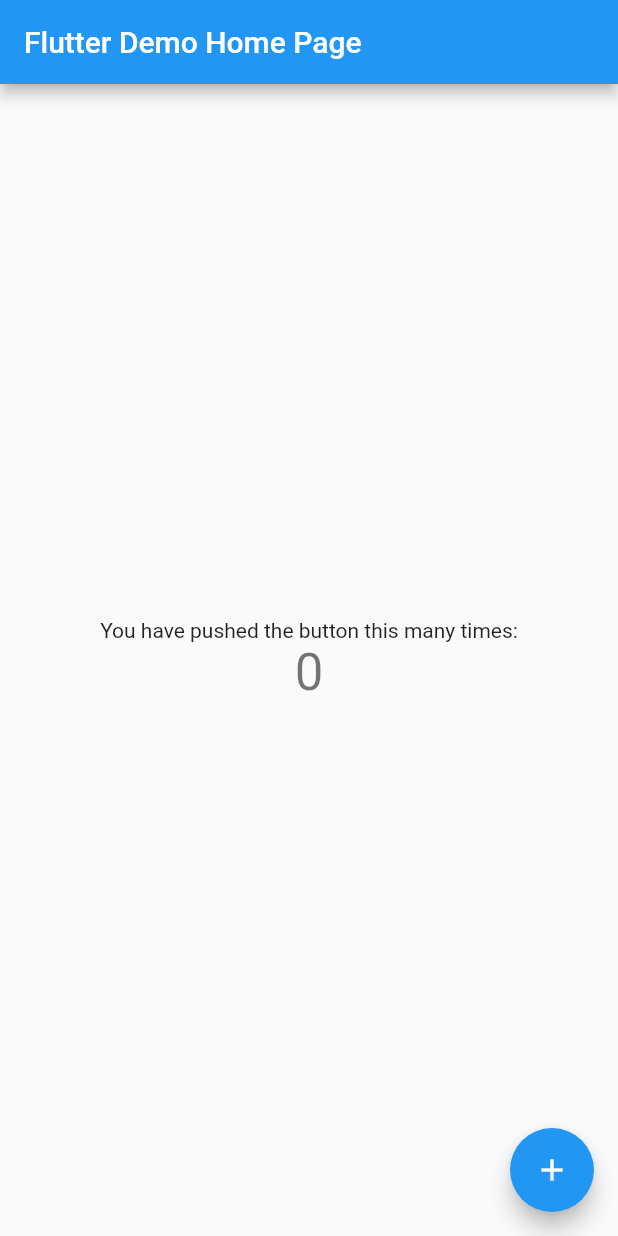
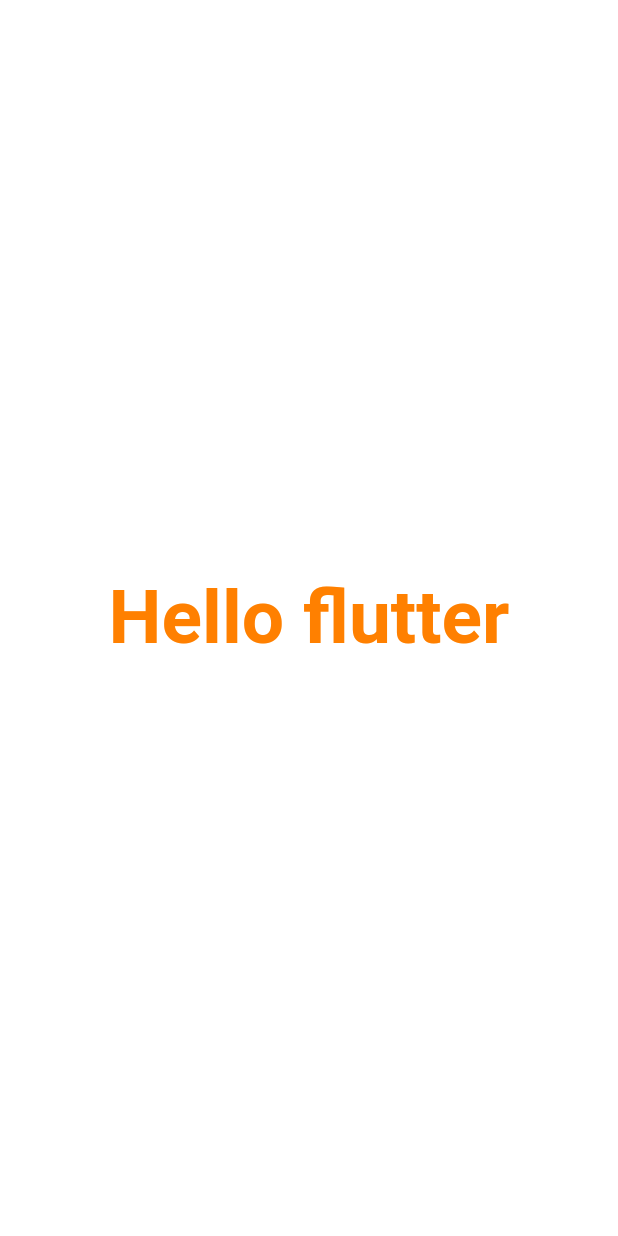
Before and after one commit to Hudihka/hello_fluter, a Flutter app: the screen it shows after launch, on a phone screen of 412 x 824 dp. Run offline on Flutter 3.47's test engine with Material 2 defaults, Android fonts, the phone set to English and light mode, and no system bars.

Commit message:
Настройки лейбла

```diff
--- a/lib/main.dart
+++ b/lib/main.dart
@@ -1,113 +1,13 @@
 import 'package:flutter/material.dart';
 
 void main() {
-  runApp(MyApp());
+  runApp(
+    Center(child:  //говорим что текст будет по центру
+      Text("Hello flutter", textDirection: TextDirection.ltr, //текст отображается с лево на право(ну собтв как и должен)
+                            style: TextStyle(fontWeight: FontWeight.bold,
+                                             fontSize: 50, //Font
+                                             color: Color.fromARGB(255, 255, 128, 0))//Text Color
+      )
+    )
+  ); //runApp
 }
-
-class MyApp extends StatelessWidget {
-  // This widget is the root of your application.
-  @override
-  Widget build(BuildContext context) {
-    return MaterialApp(
-      title: 'Flutter Demo',
-      theme: ThemeData(
-        // This is the theme of your application.
-        //
-        // Try running your application with "flutter run". You'll see the
-        // application has a blue toolbar. Then, without quitting the app, try
-        // changing the primarySwatch below to Colors.green and then invoke
-        // "hot reload" (press "r" in the console where you ran "flutter run",
-        // or simply save your changes to "hot reload" in a Flutter IDE).
-        // Notice that the counter didn't reset back to zero; the application
-        // is not restarted.
-        primarySwatch: Colors.blue,
-      ),
-      home: MyHomePage(title: 'Flutter Demo Home Page'),
-    );
-  }
-}
-
-class MyHomePage extends StatefulWidget {
-  MyHomePage({Key key, this.title}) : super(key: key);
-
-  // This widget is the home page of your application. It is stateful, meaning
-  // that it has a State object (defined below) that contains fields that affect
-  // how it looks.
-
-  // This class is the configuration for the state. It holds the values (in this
-  // case the title) provided by the parent (in this case the App widget) and
-  // used by the build method of the State. Fields in a Widget subclass are
-  // always marked "final".
-
-  final String title;
-
-  @override
-  _MyHomePageState createState() => _MyHomePageState();
-}
-
-class _MyHomePageState extends State<MyHomePage> {
-  int _counter = 0;
-
-  void _incrementCounter() {
-    setState(() {
-      // This call to setState tells the Flutter framework that something has
-      // changed in this State, which causes it to rerun the build method below
-      // so that the display can reflect the updated values. If we changed
-      // _counter without calling setState(), then the build method would not be
-      // called again, and so nothing would appear to happen.
-      _counter++;
-    });
-  }
-
-  @override
-  Widget build(BuildContext context) {
-    // This method is rerun every time setState is called, for instance as done
-    // by the _incrementCounter method above.
-    //
-    // The Flutter framework has been optimized to make rerunning build methods
-    // fast, so that you can just rebuild anything that needs updating rather
-    // than having to individually change instances of widgets.
-    return Scaffold(
-      appBar: AppBar(
-        // Here we take the value from the MyHomePage object that was created by
-        // the App.build method, and use it to set our appbar title.
-        title: Text(widget.title),
-      ),
-      body: Center(
-        // Center is a layout widget. It takes a single child and positions it
-        // in the middle of the parent.
-        child: Column(
-          // Column is also a layout widget. It takes a list of children and
-          // arranges them vertically. By default, it sizes itself to fit its
-          // children horizontally, and tries to be as tall as its parent.
-          //
-          // Invoke "debug painting" (press "p" in the console, choose the
-          // "Toggle Debug Paint" action from the Flutter Inspector in Android
-          // Studio, or the "Toggle Debug Paint" command in Visual Studio Code)
-          // to see the wireframe for each widget.
-          //
-          // Column has various properties to control how it sizes itself and
-          // how it positions its children. Here we use mainAxisAlignment to
-          // center the children vertically; the main axis here is the vertical
-          // axis because Columns are vertical (the cross axis would be
-          // horizontal).
-          mainAxisAlignment: MainAxisAlignment.center,
-          children: <Widget>[
-            Text(
-              'You have pushed the button this many times:',
-            ),
-            Text(
-              '$_counter',
-              style: Theme.of(context).textTheme.headline4,
-            ),
-          ],
-        ),
-      ),
-      floatingActionButton: FloatingActionButton(
-        onPressed: _incrementCounter,
-        tooltip: 'Increment',
-        child: Icon(Icons.add),
-      ), // This trailing comma makes auto-formatting nicer for build methods.
-    );
-  }
-}
```
Also changed, not shown: 1 other file.
